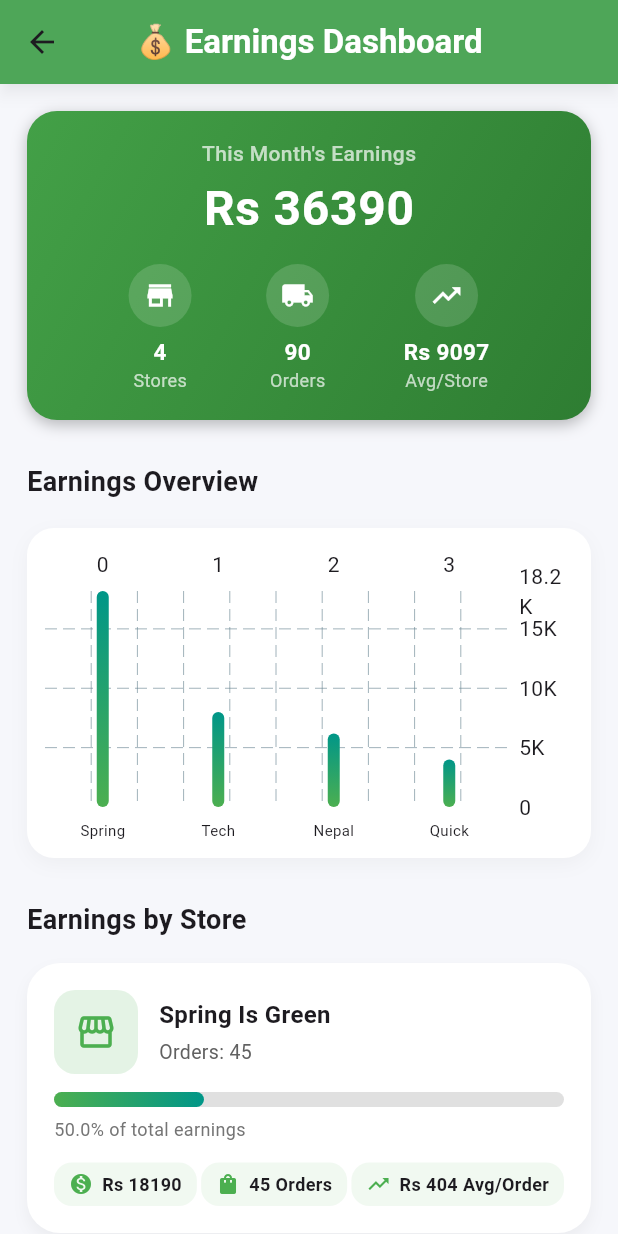
After one commit to sandeshkhadka283/riderapp, a Flutter app: the screen it shows after launch, after a tap on "5500", on a phone screen of 412 x 824 dp. The commit adds this screen. Run offline on Flutter 3.47's test engine with Material 3 defaults, Android fonts, the phone set to English and light mode, and no system bars; drawn by our look-alikes of fl_chart; our stand-ins replace image_picker; missing offline and left inert: mobile_scanner.

Commit message:
added dashboard earnings

```diff
--- /dev/null
+++ b/lib/screens/earnings_dashboard_page.dart
@@ -0,0 +1,329 @@
+import 'package:flutter/material.dart';
+import 'package:fl_chart/fl_chart.dart';
+
+class EarningsDashboardPage extends StatelessWidget {
+  const EarningsDashboardPage({super.key});
+
+  @override
+  Widget build(BuildContext context) {
+    final earningsData = [
+      {"shop": "Spring Is Green", "orders": 45, "amount": 18190},
+      {"shop": "Tech World", "orders": 20, "amount": 8000},
+      {"shop": "Nepal Mart", "orders": 15, "amount": 6200},
+      {"shop": "Quick Deliveries", "orders": 10, "amount": 4000},
+    ];
+
+    final totalEarnings = earningsData.fold<int>(
+        0, (sum, item) => sum + (item["amount"] as int));
+    final totalOrders = earningsData.fold<int>(
+        0, (sum, item) => sum + (item["orders"] as int));
+
+    return Scaffold(
+      backgroundColor: const Color(0xFFF6F7FB),
+      appBar: AppBar(
+        title: const Text(
+          "💰 Earnings Dashboard",
+          style: TextStyle(color: Colors.white, fontWeight: FontWeight.bold),
+        ),
+        backgroundColor: Colors.green,
+        centerTitle: true,
+        elevation: 4,
+        shadowColor: Colors.black26,
+      ),
+      body: SingleChildScrollView(
+        padding: const EdgeInsets.all(18),
+        child: Column(
+          crossAxisAlignment: CrossAxisAlignment.start,
+          children: [
+            // Summary Card
+            Container(
+              width: double.infinity,
+              padding: const EdgeInsets.all(18),
+              decoration: BoxDecoration(
+                gradient: const LinearGradient(
+                  colors: [Color(0xFF43A047), Color(0xFF2E7D32)],
+                  begin: Alignment.topLeft,
+                  end: Alignment.bottomRight,
+                ),
+                borderRadius: BorderRadius.circular(20),
+                boxShadow: const [
+                  BoxShadow(
+                      color: Colors.black26, blurRadius: 8, offset: Offset(0, 3)),
+                ],
+              ),
+              child: Column(
+                children: [
+                  const Text(
+                    "This Month's Earnings",
+                    style: TextStyle(
+                        color: Colors.white70,
+                        fontSize: 14,
+                        fontWeight: FontWeight.w500),
+                  ),
+                  const SizedBox(height: 4),
+                  Text(
+                    "Rs $totalEarnings",
+                    style: const TextStyle(
+                        color: Colors.white,
+                        fontSize: 32,
+                        fontWeight: FontWeight.bold,
+                        letterSpacing: 0.5),
+                  ),
+                  const SizedBox(height: 14),
+                  Row(
+                    mainAxisAlignment: MainAxisAlignment.spaceEvenly,
+                    children: [
+                      _summaryChip(
+                          Icons.store, "Stores", earningsData.length.toString()),
+                      _summaryChip(Icons.local_shipping, "Orders", totalOrders.toString()),
+                      _summaryChip(Icons.trending_up, "Avg/Store",
+                          "Rs ${(totalEarnings ~/ earningsData.length)}"),
+                    ],
+                  ),
+                ],
+              ),
+            ),
+
+            const SizedBox(height: 28),
+
+            // Earnings Bar Chart
+            const Text(
+              "Earnings Overview",
+              style: TextStyle(fontSize: 18, fontWeight: FontWeight.w600),
+            ),
+            const SizedBox(height: 18),
+            Container(
+              height: 220,
+              decoration: BoxDecoration(
+                color: Colors.white,
+                borderRadius: BorderRadius.circular(18),
+                boxShadow: [
+                  BoxShadow(
+                      color: Colors.grey.withOpacity(0.1),
+                      blurRadius: 10,
+                      offset: const Offset(0, 4))
+                ],
+              ),
+              padding: const EdgeInsets.all(12),
+              child: BarChart(
+                BarChartData(
+                  alignment: BarChartAlignment.spaceAround,
+                  borderData: FlBorderData(show: false),
+                  titlesData: FlTitlesData(
+                    bottomTitles: AxisTitles(
+                      sideTitles: SideTitles(
+                        showTitles: true,
+                        getTitlesWidget: (value, _) {
+                          final shop = earningsData[value.toInt()]["shop"] as String;
+                          return Padding(
+                            padding: const EdgeInsets.only(top: 8),
+                            child: Text(
+                              shop.split(" ").first,
+                              style: const TextStyle(fontSize: 10),
+                            ),
+                          );
+                        },
+                      ),
+                    ),
+                    leftTitles: AxisTitles(
+                      sideTitles: SideTitles(showTitles: false),
+                    ),
+                  ),
+                  barGroups: earningsData
+                      .asMap()
+                      .entries
+                      .map(
+                        (e) => BarChartGroupData(
+                          x: e.key,
+                          barRods: [
+                            BarChartRodData(
+                              toY: (e.value["amount"] as int).toDouble(),
+                              gradient: const LinearGradient(
+                                  colors: [Colors.green, Colors.teal],
+                                  begin: Alignment.bottomCenter,
+                                  end: Alignment.topCenter),
+                              borderRadius: BorderRadius.circular(6),
+                            ),
+                          ],
+                        ),
+                      )
+                      .toList(),
+                ),
+              ),
+            ),
+
+            const SizedBox(height: 28),
+
+            // Rich Store Cards
+            const Text(
+              "Earnings by Store",
+              style: TextStyle(fontSize: 18, fontWeight: FontWeight.w600),
+            ),
+            const SizedBox(height: 16),
+            ...earningsData.map((item) {
+              double percent = (item["amount"] as int) / totalEarnings * 100;
+              return _buildRichStoreCard(item, percent);
+            }).toList(),
+
+            const SizedBox(height: 16),
+
+            // Total Earnings Summary
+            Container(
+              width: double.infinity,
+              padding: const EdgeInsets.all(18),
+              decoration: BoxDecoration(
+                color: Colors.green.shade600,
+                borderRadius: BorderRadius.circular(18),
+              ),
+              child: Text(
+                "Total Earnings: Rs $totalEarnings",
+                textAlign: TextAlign.center,
+                style: const TextStyle(
+                    color: Colors.white,
+                    fontWeight: FontWeight.bold,
+                    fontSize: 17),
+              ),
+            ),
+          ],
+        ),
+      ),
+    );
+  }
+
+  Widget _buildRichStoreCard(Map<String, dynamic> item, double percent) {
+    final amount = item["amount"] as int;
+    final shop = item["shop"] as String;
+    final orders = item["orders"] as int;
+    final avgOrder = (amount / orders).toStringAsFixed(0);
+
+    return AnimatedContainer(
+      duration: const Duration(milliseconds: 400),
+      margin: const EdgeInsets.only(bottom: 16),
+      padding: const EdgeInsets.all(18),
+      decoration: BoxDecoration(
+        color: Colors.white,
+        borderRadius: BorderRadius.circular(22),
+        boxShadow: [
+          BoxShadow(
+              color: Colors.grey.withOpacity(0.12),
+              blurRadius: 8,
+              offset: const Offset(0, 5))
+        ],
+      ),
+      child: Column(
+        crossAxisAlignment: CrossAxisAlignment.start,
+        children: [
+          // Store Header
+          Row(
+            children: [
+              Container(
+                padding: const EdgeInsets.all(14),
+                decoration: BoxDecoration(
+                  color: Colors.green.withOpacity(0.15),
+                  borderRadius: BorderRadius.circular(14),
+                ),
+                child: const Icon(Icons.storefront, color: Colors.green, size: 28),
+              ),
+              const SizedBox(width: 14),
+              Column(
+                crossAxisAlignment: CrossAxisAlignment.start,
+                children: [
+                  Text(shop,
+                      style: const TextStyle(
+                          fontSize: 16, fontWeight: FontWeight.w600)),
+                  const SizedBox(height: 4),
+                  Text("Orders: $orders",
+                      style: TextStyle(fontSize: 13, color: Colors.grey[700])),
+                ],
+              )
+            ],
+          ),
+          const SizedBox(height: 12),
+
+          // Progress Bar
+          Stack(
+            children: [
+              Container(
+                height: 10,
+                decoration: BoxDecoration(
+                    color: Colors.grey.shade300,
+                    borderRadius: BorderRadius.circular(6)),
+              ),
+              AnimatedContainer(
+                duration: const Duration(milliseconds: 600),
+                height: 10,
+                width: percent * 2,
+                decoration: BoxDecoration(
+                    color: Colors.green,
+                    borderRadius: BorderRadius.circular(6),
+                    gradient: const LinearGradient(
+                        colors: [Colors.green, Colors.teal])),
+              )
+            ],
+          ),
+          const SizedBox(height: 6),
+          Text("${percent.toStringAsFixed(1)}% of total earnings",
+              style: TextStyle(fontSize: 12, color: Colors.grey[600])),
+          const SizedBox(height: 14),
+
+          // Attribute Chips
+          Row(
+            mainAxisAlignment: MainAxisAlignment.spaceBetween,
+            children: [
+              _attributeChip(Icons.monetization_on, "Rs $amount"),
+              _attributeChip(Icons.shopping_bag, "$orders Orders"),
+              _attributeChip(Icons.trending_up, "Rs $avgOrder Avg/Order"),
+            ],
+          ),
+        ],
+      ),
+    );
+  }
+
+  Widget _attributeChip(IconData icon, String value) {
+    return Container(
+      padding: const EdgeInsets.symmetric(horizontal: 10, vertical: 6),
+      decoration: BoxDecoration(
+        color: Colors.green.withOpacity(0.08),
+        borderRadius: BorderRadius.circular(12),
+      ),
+      child: Row(
+        children: [
+          Icon(icon, color: Colors.green, size: 16),
+          const SizedBox(width: 6),
+          Text(value,
+              style:
+                  const TextStyle(fontSize: 12, fontWeight: FontWeight.w600)),
+        ],
+      ),
+    );
+  }
+
+  Widget _summaryChip(IconData icon, String label, String value) {
+    return Column(
+      children: [
+        Container(
+          decoration: BoxDecoration(
+            color: Colors.white.withOpacity(0.15),
+            shape: BoxShape.circle,
+          ),
+          padding: const EdgeInsets.all(10),
+          child: Icon(icon, color: Colors.white, size: 22),
+        ),
+        const SizedBox(height: 6),
+        Text(
+          value,
+          style: const TextStyle(
+            color: Colors.white,
+            fontWeight: FontWeight.bold,
+            fontSize: 15,
+          ),
+        ),
+        Text(
+          label,
+          style: const TextStyle(color: Colors.white70, fontSize: 12),
+        ),
+      ],
+    );
+  }
+}
--- a/lib/screens/home_screen.dart
+++ b/lib/screens/home_screen.dart
@@ -1,4 +1,5 @@
 import 'package:flutter/material.dart';
+import 'package:riderapp/screens/earnings_dashboard_page.dart';
 import 'package:riderapp/screens/orders/order_detail_page.dart';
 import 'package:riderapp/screens/profile_page.dart';
 import 'package:riderapp/screens/qr.dart';
@@ -139,13 +140,22 @@ class _HomeScreenState extends State<HomeScreen> {
                 Colors.redAccent,
                 Colors.deepOrange,
               ),
-              _buildStatCard(
+             InkWell(
+  onTap: () {
+    Navigator.push(
+      context,
+      MaterialPageRoute(builder: (_) => const EarningsDashboardPage()),
+    );
+  },
+  child: _buildStatCard(
     Icons.monetization_on,
     "Earnings",
     5500,
     Colors.teal,
     Colors.green,
   ),
+),
+
             ],
           ),
           const SizedBox(height: 30),
--- a/pubspec.yaml
+++ b/pubspec.yaml
@@ -36,6 +36,7 @@ dependencies:
   cupertino_icons: ^1.0.8
   image_picker: ^1.2.0
   mobile_scanner: ^7.1.2
+  fl_chart: ^1.1.1
 
 dev_dependencies:
   flutter_test:
```
Also changed, not shown: pubspec.lock. Lines whose indentation alone changed are shown as unchanged.
